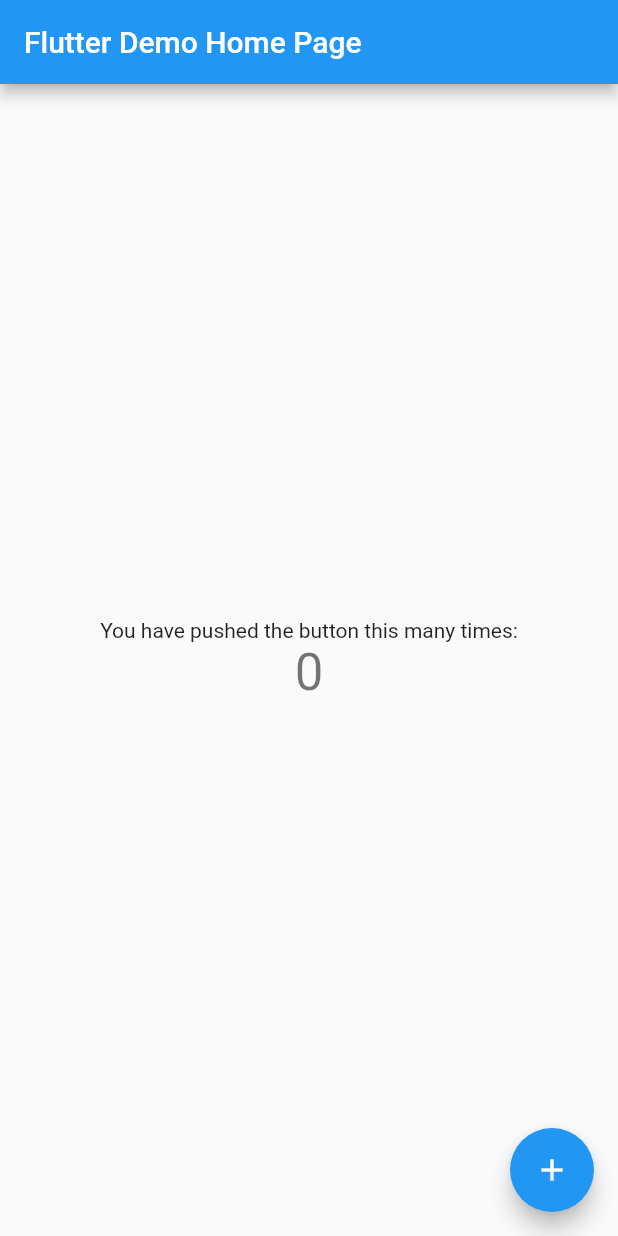
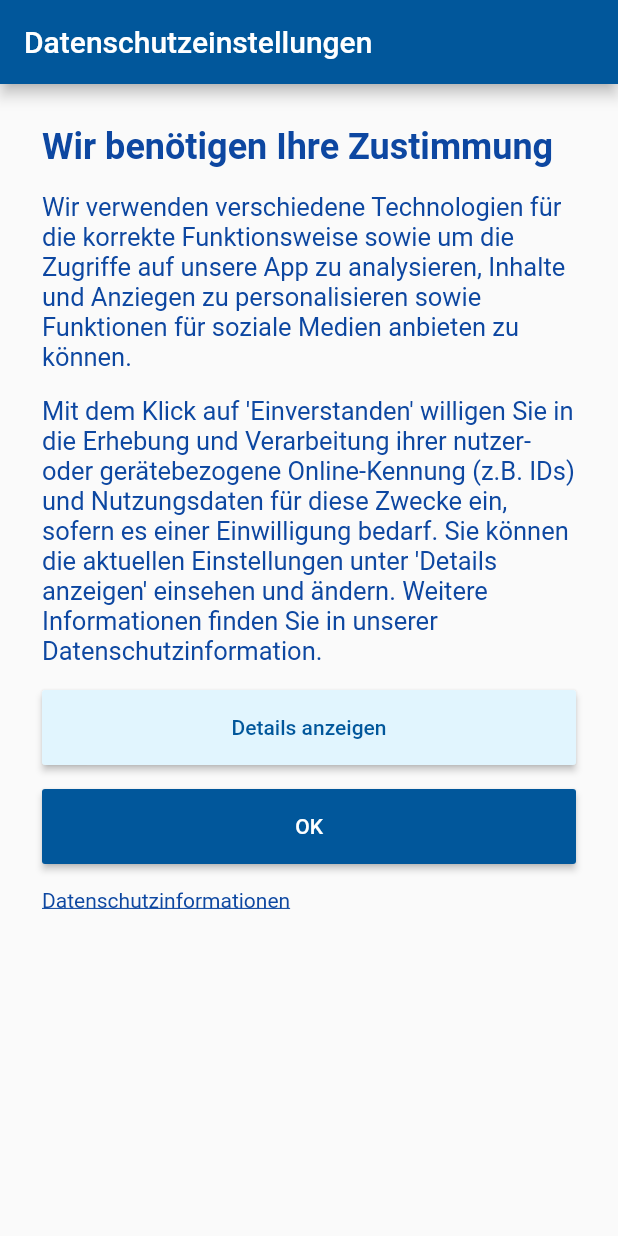
Before and after one commit to xPazone/flutter_ui_analyse_app, a Flutter app: the screen it shows after launch, on a phone screen of 412 x 824 dp. Run offline on Flutter 3.47's test engine with Material 2 defaults, Android fonts, the phone set to English and light mode, and no system bars.

Commit message:
Datenschutzeinstellungen

```diff
--- a/lib/main.dart
+++ b/lib/main.dart
@@ -1,4 +1,5 @@
 import 'package:flutter/material.dart';
+import 'package:flutter_ui_analyse_app/screens/datenschutz_screen.dart';
 
 void main() => runApp(MyApp());
 
@@ -9,103 +10,9 @@ class MyApp extends StatelessWidget {
     return MaterialApp(
       title: 'Flutter Demo',
       theme: ThemeData(
-        // This is the theme of your application.
-        //
-        // Try running your application with "flutter run". You'll see the
-        // application has a blue toolbar. Then, without quitting the app, try
-        // changing the primarySwatch below to Colors.green and then invoke
-        // "hot reload" (press "r" in the console where you ran "flutter run",
-        // or simply save your changes to "hot reload" in a Flutter IDE).
-        // Notice that the counter didn't reset back to zero; the application
-        // is not restarted.
         primarySwatch: Colors.blue,
       ),
-      home: MyHomePage(title: 'Flutter Demo Home Page'),
+      home: DatenschutzScreen(),
     );
   }
 }
-
-class MyHomePage extends StatefulWidget {
-  MyHomePage({Key key, this.title}) : super(key: key);
-
-  // This widget is the home page of your application. It is stateful, meaning
-  // that it has a State object (defined below) that contains fields that affect
-  // how it looks.
-
-  // This class is the configuration for the state. It holds the values (in this
-  // case the title) provided by the parent (in this case the App widget) and
-  // used by the build method of the State. Fields in a Widget subclass are
-  // always marked "final".
-
-  final String title;
-
-  @override
-  _MyHomePageState createState() => _MyHomePageState();
-}
-
-class _MyHomePageState extends State<MyHomePage> {
-  int _counter = 0;
-
-  void _incrementCounter() {
-    setState(() {
-      // This call to setState tells the Flutter framework that something has
-      // changed in this State, which causes it to rerun the build method below
-      // so that the display can reflect the updated values. If we changed
-      // _counter without calling setState(), then the build method would not be
-      // called again, and so nothing would appear to happen.
-      _counter++;
-    });
-  }
-
-  @override
-  Widget build(BuildContext context) {
-    // This method is rerun every time setState is called, for instance as done
-    // by the _incrementCounter method above.
-    //
-    // The Flutter framework has been optimized to make rerunning build methods
-    // fast, so that you can just rebuild anything that needs updating rather
-    // than having to individually change instances of widgets.
-    return Scaffold(
-      appBar: AppBar(
-        // Here we take the value from the MyHomePage object that was created by
-        // the App.build method, and use it to set our appbar title.
-        title: Text(widget.title),
-      ),
-      body: Center(
-        // Center is a layout widget. It takes a single child and positions it
-        // in the middle of the parent.
-        child: Column(
-          // Column is also a layout widget. It takes a list of children and
-          // arranges them vertically. By default, it sizes itself to fit its
-          // children horizontally, and tries to be as tall as its parent.
-          //
-          // Invoke "debug painting" (press "p" in the console, choose the
-          // "Toggle Debug Paint" action from the Flutter Inspector in Android
-          // Studio, or the "Toggle Debug Paint" command in Visual Studio Code)
-          // to see the wireframe for each widget.
-          //
-          // Column has various properties to control how it sizes itself and
-          // how it positions its children. Here we use mainAxisAlignment to
-          // center the children vertically; the main axis here is the vertical
-          // axis because Columns are vertical (the cross axis would be
-          // horizontal).
-          mainAxisAlignment: MainAxisAlignment.center,
-          children: <Widget>[
-            Text(
-              'You have pushed the button this many times:',
-            ),
-            Text(
-              '$_counter',
-              style: Theme.of(context).textTheme.display1,
-            ),
-          ],
-        ),
-      ),
-      floatingActionButton: FloatingActionButton(
-        onPressed: _incrementCounter,
-        tooltip: 'Increment',
-        child: Icon(Icons.add),
-      ), // This trailing comma makes auto-formatting nicer for build methods.
-    );
-  }
-}
--- /dev/null
+++ b/lib/screens/datenschutz_screen.dart
@@ -0,0 +1,84 @@
+import 'package:flutter/material.dart';
+
+class DatenschutzScreen extends StatefulWidget {
+  @override
+  _DatenschutzScreenState createState() => _DatenschutzScreenState();
+}
+
+class _DatenschutzScreenState extends State<DatenschutzScreen> {
+  @override
+  Widget build(BuildContext context) {
+    return Scaffold(
+      appBar: AppBar(
+        backgroundColor: Colors.lightBlue[900],
+        title: Text("Datenschutzeinstellungen"),
+      ),
+      body: Padding(
+        padding: const EdgeInsets.all(20.0),
+        child: Column(
+          crossAxisAlignment: CrossAxisAlignment.start,
+          children: <Widget>[
+            Padding(
+              padding: const EdgeInsets.all(8.0),
+              child: Text(
+                "Wir benötigen Ihre Zustimmung",
+                style: TextStyle(
+                    fontSize: 24.0,
+                    fontWeight: FontWeight.bold,
+                    color: Colors.blue[900]),
+              ),
+            ),
+            Padding(
+              padding: const EdgeInsets.all(8.0),
+              child: Text(
+                "Wir verwenden verschiedene Technologien für die korrekte Funktionsweise sowie um die Zugriffe auf unsere App zu analysieren, Inhalte und Anziegen zu personalisieren sowie Funktionen für soziale Medien anbieten zu können.",
+                style: TextStyle(fontSize: 17.0, color: Colors.blue[900]),
+              ),
+            ),
+            Padding(
+              padding: const EdgeInsets.all(8.0),
+              child: Text(
+                "Mit dem Klick auf 'Einverstanden' willigen Sie in die Erhebung und Verarbeitung ihrer nutzer- oder gerätebezogene Online-Kennung (z.B. IDs) und Nutzungsdaten für diese Zwecke ein, sofern es einer Einwilligung bedarf. Sie können die aktuellen Einstellungen unter 'Details anzeigen' einsehen und ändern. Weitere Informationen finden Sie in unserer Datenschutzinformation.",
+                style: TextStyle(fontSize: 17.0, color: Colors.blue[900]),
+              ),
+            ),
+            Padding(
+              padding: const EdgeInsets.all(8.0),
+              child: ButtonTheme(
+                minWidth: 500.0,
+                height: 50.0,
+                child: RaisedButton(
+                  color: Colors.lightBlue[50],
+                  child: Text("Details anzeigen",
+                      style: TextStyle(color: Colors.lightBlue[900])),
+                  onPressed: () {},
+                ),
+              ),
+            ),
+            Padding(
+              padding: const EdgeInsets.all(8.0),
+              child: ButtonTheme(
+                minWidth: 500.0,
+                height: 50.0,
+                child: RaisedButton(
+                  color: Colors.lightBlue[900],
+                  child: Text("OK", style: TextStyle(color: Colors.white)),
+                  onPressed: () {},
+                ),
+              ),
+            ),
+            Padding(
+              padding: const EdgeInsets.all(8.0),
+              child: Text(
+                "Datenschutzinformationen",
+                style: TextStyle(
+                    color: Colors.blue[900],
+                    decoration: TextDecoration.underline),
+              ),
+            ),
+          ],
+        ),
+      ),
+    );
+  }
+}
```
